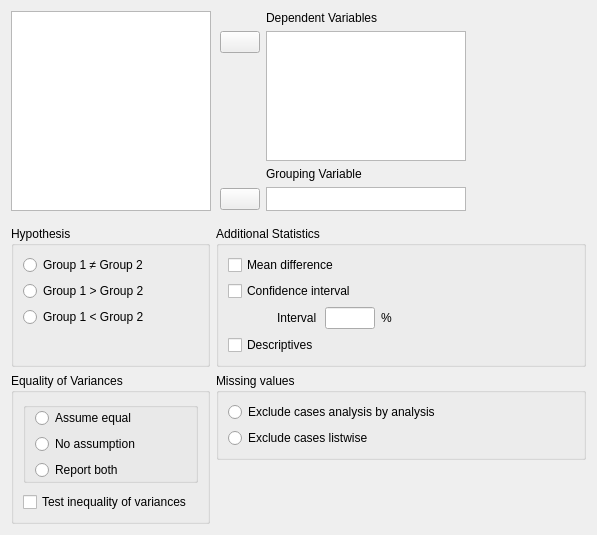
This is JASP-Desktop/analysisforms/ttestindependentsamplesform.ui in jasp-stats/jasp-desktop as Qt 5 draws it before an edit. The edited form follows.
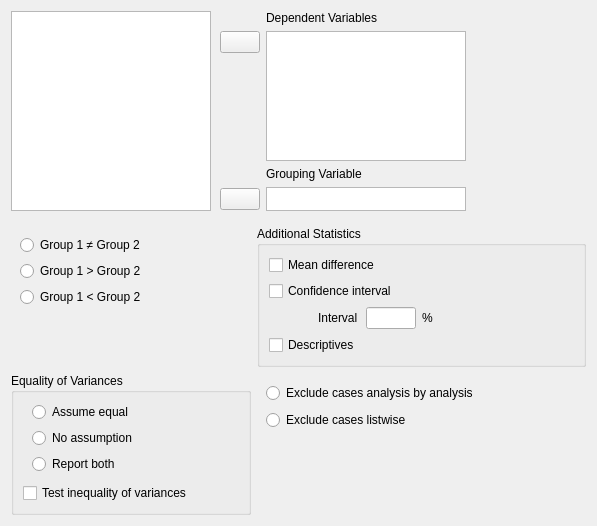
This is the edited form. Custom widgets are drawn as their Qt base class.

```diff
--- a/JASP-Desktop/analysisforms/ttestindependentsamplesform.ui
+++ b/JASP-Desktop/analysisforms/ttestindependentsamplesform.ui
@@ -199,12 +199,18 @@
     </widget>
    </item>
    <item row="1" column="0">
-    <widget class="BoundGroupBox" name="hypothesis">
-     <property name="title">
+    <widget class="BoundGroupBox" name="hypothesis" native="true">
+     <property name="minimumSize">
+      <size>
+       <width>240</width>
+       <height>0</height>
+      </size>
+     </property>
+     <property name="title" stdset="0">
       <string>Hypothesis</string>
      </property>
-     <property name="flat">
-      <bool>true</bool>
+     <property name="flat" stdset="0">
+      <bool>false</bool>
      </property>
      <layout class="QGridLayout" name="gridLayout_5">
       <item row="1" column="0">
@@ -249,20 +255,17 @@
      <property name="title">
       <string>Equality of Variances</string>
      </property>
-     <property name="flat">
-      <bool>true</bool>
-     </property>
      <layout class="QGridLayout" name="gridLayout">
       <property name="verticalSpacing">
        <number>9</number>
       </property>
       <item row="2" column="0" colspan="2">
-       <widget class="BoundGroupBox" name="equalityOfVariances">
-        <property name="title">
+       <widget class="BoundGroupBox" name="equalityOfVariances" native="true">
+        <property name="title" stdset="0">
          <string/>
         </property>
-        <property name="flat">
-         <bool>true</bool>
+        <property name="flat" stdset="0">
+         <bool>false</bool>
         </property>
         <layout class="QGridLayout" name="gridLayout_5">
          <property name="topMargin">
@@ -310,9 +313,6 @@
      <property name="title">
       <string>Additional Statistics</string>
      </property>
-     <property name="flat">
-      <bool>true</bool>
-     </property>
      <layout class="QGridLayout" name="gridLayout_3">
       <item row="2" column="0">
        <widget class="QWidget" name="widget_4" native="true"/>
@@ -385,12 +385,12 @@
     </widget>
    </item>
    <item row="2" column="1" colspan="2">
-    <widget class="BoundGroupBox" name="missingValues">
-     <property name="title">
+    <widget class="BoundGroupBox" name="missingValues" native="true">
+     <property name="title" stdset="0">
       <string>Missing values</string>
      </property>
-     <property name="flat">
-      <bool>true</bool>
+     <property name="flat" stdset="0">
+      <bool>false</bool>
      </property>
      <layout class="QGridLayout" name="gridLayout_6">
       <item row="0" column="0">
@@ -423,11 +423,22 @@
    <extends>QListView</extends>
    <header>widgets/availablefieldslistview.h</header>
   </customwidget>
+  <customwidget>
+   <class>BoundListView</class>
+   <extends>QListView</extends>
+   <header>widgets/boundlistview.h</header>
+  </customwidget>
   <customwidget>
    <class>BoundCheckBox</class>
    <extends>QCheckBox</extends>
    <header>widgets/boundcheckbox.h</header>
   </customwidget>
+  <customwidget>
+   <class>GroupBox</class>
+   <extends>QGroupBox</extends>
+   <header>widgets/groupbox.h</header>
+   <container>1</container>
+  </customwidget>
   <customwidget>
    <class>BoundTextBox</class>
    <extends>QLineEdit</extends>
@@ -435,15 +446,10 @@
   </customwidget>
   <customwidget>
    <class>BoundGroupBox</class>
-   <extends>QGroupBox</extends>
+   <extends>QWidget</extends>
    <header>widgets/boundgroupbox.h</header>
    <container>1</container>
   </customwidget>
-  <customwidget>
-   <class>BoundListView</class>
-   <extends>QListView</extends>
-   <header>widgets/boundlistview.h</header>
-  </customwidget>
  </customwidgets>
  <resources/>
  <connections/>
```
Left out of the diff: 372 changed lines with no effect on the pictures.
